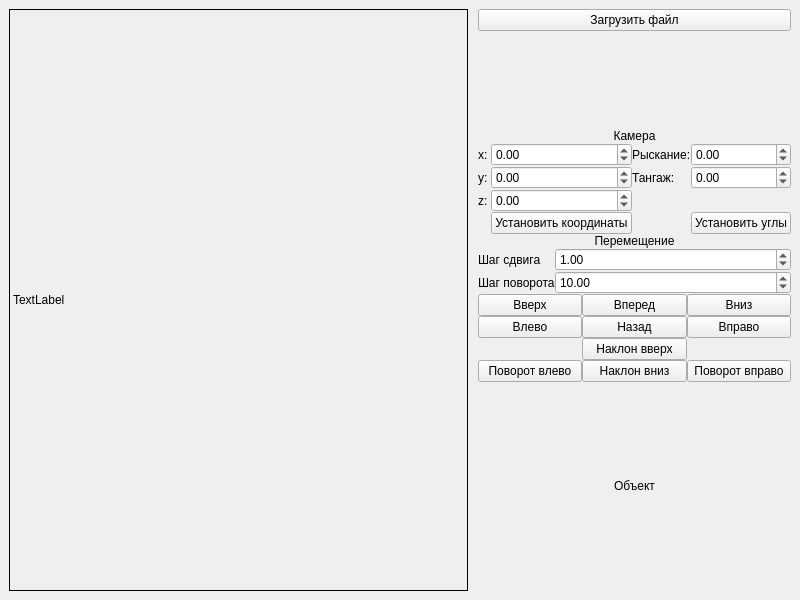
Above: source/interface/main_window.ui from SeriousMeow/3D-Renderer-App before the change. Below: the same form after it.
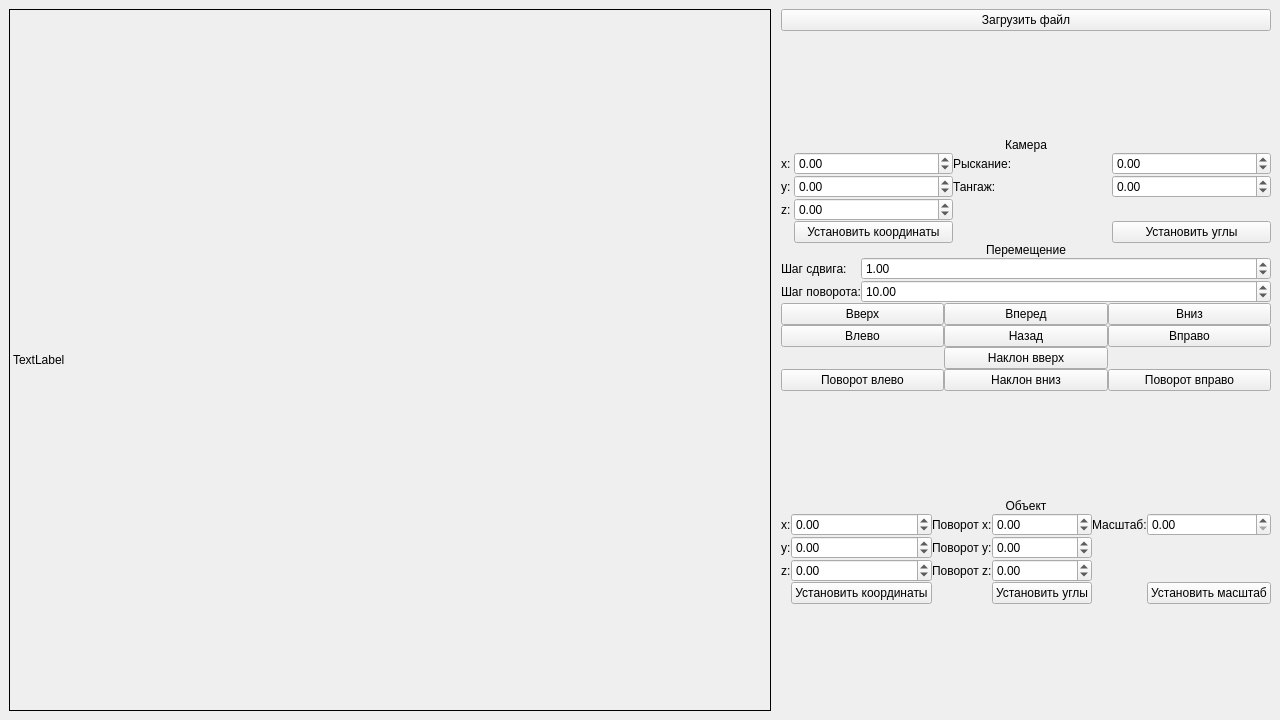
That is the form after the change.

Diff of the .ui file:
```diff
--- a/source/interface/main_window.ui
+++ b/source/interface/main_window.ui
@@ -6,8 +6,8 @@
    <rect>
     <x>0</x>
     <y>0</y>
-    <width>800</width>
-    <height>600</height>
+    <width>1280</width>
+    <height>720</height>
    </rect>
   </property>
   <property name="sizePolicy">
@@ -250,21 +250,21 @@
             <item row="0" column="0">
              <widget class="QLabel" name="label_7">
               <property name="text">
-               <string>Шаг сдвига</string>
+               <string>Шаг сдвига:</string>
               </property>
              </widget>
             </item>
             <item row="1" column="0">
              <widget class="QLabel" name="label_8">
               <property name="text">
-               <string>Шаг поворота</string>
+               <string>Шаг поворота:</string>
               </property>
              </widget>
             </item>
            </layout>
           </item>
           <item>
-           <layout class="QGridLayout" name="gridLayout">
+           <layout class="QGridLayout" name="CameraMovement">
             <item row="3" column="1">
              <widget class="QPushButton" name="CameraMoveBackward">
               <property name="text">
@@ -406,6 +406,150 @@
             </property>
            </widget>
           </item>
+          <item>
+           <layout class="QGridLayout" name="gridLayout">
+            <item row="0" column="4">
+             <widget class="QLabel" name="ObjectScaleLabel">
+              <property name="text">
+               <string>Масштаб:</string>
+              </property>
+             </widget>
+            </item>
+            <item row="3" column="1">
+             <widget class="QPushButton" name="ObjectUpdatePosition">
+              <property name="text">
+               <string>Установить координаты</string>
+              </property>
+             </widget>
+            </item>
+            <item row="0" column="1">
+             <widget class="QDoubleSpinBox" name="ObjectXSelector">
+              <property name="minimum">
+               <double>-1000.000000000000000</double>
+              </property>
+              <property name="maximum">
+               <double>1000.000000000000000</double>
+              </property>
+             </widget>
+            </item>
+            <item row="2" column="0">
+             <widget class="QLabel" name="ObjectZLabel">
+              <property name="text">
+               <string>z:</string>
+              </property>
+             </widget>
+            </item>
+            <item row="3" column="3">
+             <widget class="QPushButton" name="ObjectUpdateAngles">
+              <property name="text">
+               <string>Установить углы</string>
+              </property>
+             </widget>
+            </item>
+            <item row="2" column="1">
+             <widget class="QDoubleSpinBox" name="ObjectZSelector">
+              <property name="minimum">
+               <double>-1000.000000000000000</double>
+              </property>
+              <property name="maximum">
+               <double>1000.000000000000000</double>
+              </property>
+             </widget>
+            </item>
+            <item row="1" column="3">
+             <widget class="QDoubleSpinBox" name="ObjectYAngleSelector">
+              <property name="minimum">
+               <double>-10000.000000000000000</double>
+              </property>
+              <property name="maximum">
+               <double>10000.000000000000000</double>
+              </property>
+             </widget>
+            </item>
+            <item row="1" column="1">
+             <widget class="QDoubleSpinBox" name="ObjectYSelector">
+              <property name="minimum">
+               <double>-1000.000000000000000</double>
+              </property>
+              <property name="maximum">
+               <double>1000.000000000000000</double>
+              </property>
+             </widget>
+            </item>
+            <item row="2" column="2">
+             <widget class="QLabel" name="ObjectZAngleLabel">
+              <property name="text">
+               <string>Поворот z:</string>
+              </property>
+             </widget>
+            </item>
+            <item row="1" column="0">
+             <widget class="QLabel" name="ObjectYLabel">
+              <property name="text">
+               <string>y:</string>
+              </property>
+             </widget>
+            </item>
+            <item row="0" column="3">
+             <widget class="QDoubleSpinBox" name="ObjectXAngleSelector">
+              <property name="minimum">
+               <double>-10000.000000000000000</double>
+              </property>
+              <property name="maximum">
+               <double>10000.000000000000000</double>
+              </property>
+             </widget>
+            </item>
+            <item row="2" column="3">
+             <widget class="QDoubleSpinBox" name="ObjectZAngleSelector">
+              <property name="minimum">
+               <double>-10000.000000000000000</double>
+              </property>
+              <property name="maximum">
+               <double>10000.000000000000000</double>
+              </property>
+             </widget>
+            </item>
+            <item row="1" column="2">
+             <widget class="QLabel" name="ObjectYAngleLabel">
+              <property name="text">
+               <string>Поворот y:</string>
+              </property>
+             </widget>
+            </item>
+            <item row="0" column="2">
+             <widget class="QLabel" name="ObjectXAngleLabel">
+              <property name="text">
+               <string>Поворот x:</string>
+              </property>
+             </widget>
+            </item>
+            <item row="0" column="0">
+             <widget class="QLabel" name="ObjectXLabel">
+              <property name="text">
+               <string>x:</string>
+              </property>
+             </widget>
+            </item>
+            <item row="0" column="5">
+             <widget class="QDoubleSpinBox" name="ObjectScaleSelector">
+              <property name="maximum">
+               <double>100.000000000000000</double>
+              </property>
+              <property name="singleStep">
+               <double>0.100000000000000</double>
+              </property>
+             </widget>
+            </item>
+            <item row="3" column="5">
+             <widget class="QPushButton" name="ObjectUpdateScale">
+              <property name="text">
+               <string>Установить масштаб</string>
+              </property>
+             </widget>
+            </item>
+           </layout>
+          </item>
          </layout>
         </item>
         <item>
```
Left out of the diff: 8 changed lines with no effect on the pictures.
